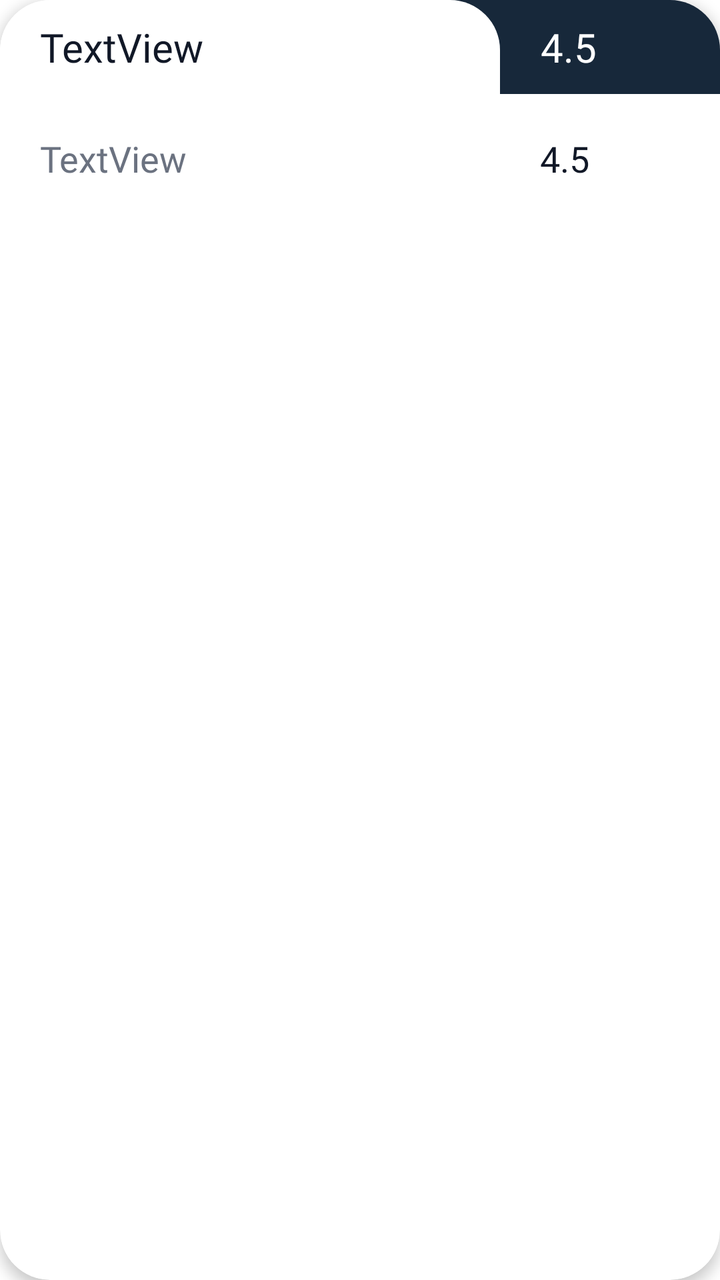
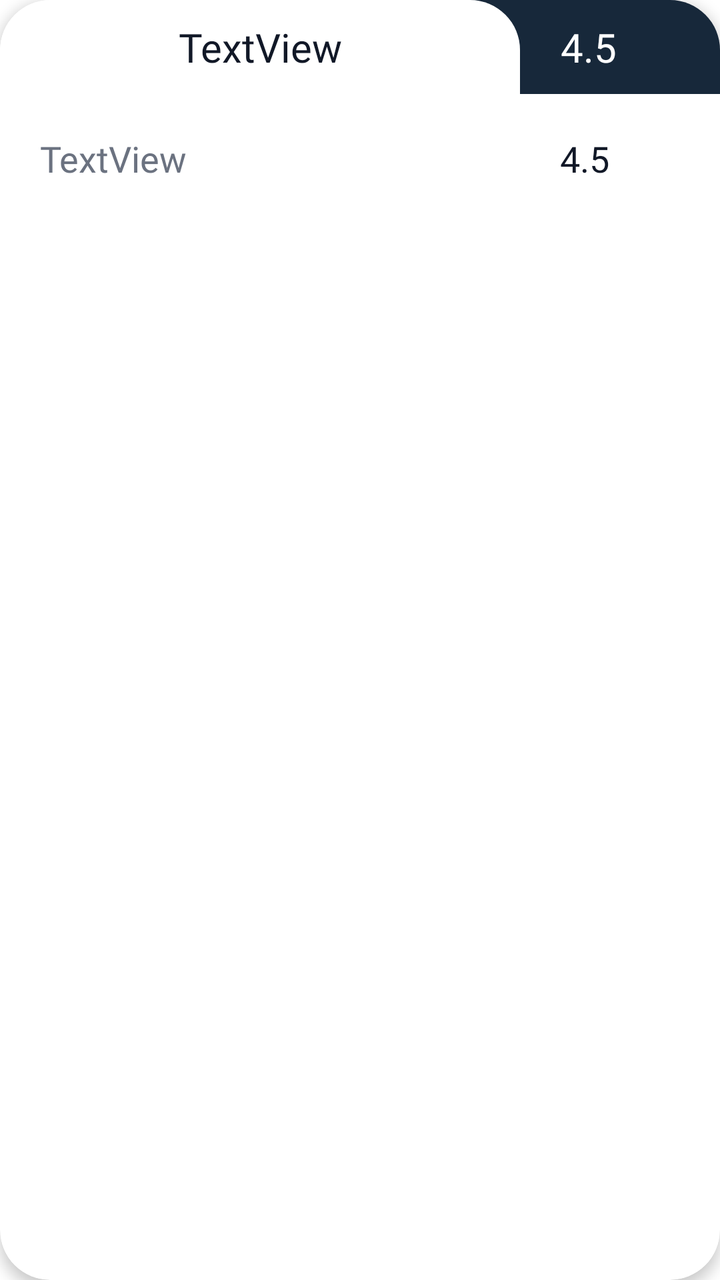

Before-and-after screenshots of an Android layout around one commit, followed by the original layout XML and the change that was made.
<!-- AndroidManifest.xml: application theme Theme.Booka -->
<!-- res/layout/reservation_card.xml -->
<?xml version="1.0" encoding="utf-8"?>
<com.google.android.material.card.MaterialCardView xmlns:android="http://schemas.android.com/apk/res/android"
    xmlns:app="http://schemas.android.com/apk/res-auto"
    android:layout_width="match_parent"
    android:layout_height="wrap_content"
    android:layout_marginHorizontal="30dp"
    android:layout_marginTop="10dp"
    android:layout_marginBottom="8dp"
    android:backgroundTint="@color/booka_background"
    app:cardBackgroundColor="@android:color/white"
    app:cardCornerRadius="25dp"
    app:cardElevation="4dp"
    app:strokeColor="@color/booka_primary"
    app:strokeWidth="0dp">

    <androidx.constraintlayout.widget.ConstraintLayout
        android:id="@+id/bgReviewCard"
        android:layout_width="match_parent"
        android:layout_height="wrap_content">

        <TextView
            android:id="@+id/lblTime"
            android:layout_width="0dp"
            android:layout_height="wrap_content"
            android:layout_marginStart="-25dp"
            android:background="@color/booka_primary"
            android:fontFamily="@font/montserrat_bold"
            android:gravity="center_vertical"
            android:paddingVertical="10dp"
            android:paddingStart="45dp"
            android:paddingEnd="20dp"
            android:text="@string/ejemplo_rating"
            android:textColor="@color/booka_background"
            android:textSize="20sp"
            app:layout_constraintBottom_toBottomOf="@+id/lblReservationBusiness"
            app:layout_constraintEnd_toEndOf="parent"
            app:layout_constraintStart_toEndOf="@+id/lblReservationBusiness"
            app:layout_constraintTop_toTopOf="@+id/lblReservationBusiness" />

        <TextView
            android:id="@+id/lblReservationBusiness"
            android:layout_width="250dp"
            android:layout_height="wrap_content"
            android:background="@drawable/rounded_background_top_25"
            android:backgroundTint="@color/booka_background"
            android:fontFamily="@font/montserrat_bold"
            android:gravity="center_vertical"
            android:paddingHorizontal="20dp"
            android:paddingVertical="10dp"
            android:text="@string/textview"
            android:textColor="@color/booka_text_primary"
            android:textSize="20sp"
            app:layout_constraintStart_toStartOf="parent"
            app:layout_constraintTop_toTopOf="parent" />

        <TextView
            android:id="@+id/lblReservationServiceName"
            android:layout_width="0dp"
            android:layout_height="wrap_content"
            android:fontFamily="@font/montserrat_bold"
            android:gravity="center_vertical"
            android:paddingHorizontal="20dp"
            android:paddingVertical="20dp"
            android:text="@string/textview"
            android:textColor="@color/booka_text_secondary"
            android:textSize="18sp"
            app:layout_constraintEnd_toEndOf="@+id/lblReservationBusiness"
            app:layout_constraintStart_toStartOf="@+id/lblReservationBusiness"
            app:layout_constraintTop_toBottomOf="@+id/lblReservationBusiness" />

        <TextView
            android:id="@+id/lblPrice"
            android:layout_width="0dp"
            android:layout_height="wrap_content"
            android:fontFamily="@font/montserrat_bold"
            android:gravity="center_vertical"
            android:paddingHorizontal="20dp"
            android:paddingVertical="20dp"
            android:text="@string/ejemplo_rating"
            android:textColor="@color/booka_text_primary"
            android:textSize="18sp"
            app:layout_constraintEnd_toEndOf="@+id/lblTime"
            app:layout_constraintStart_toEndOf="@+id/lblReservationBusiness"
            app:layout_constraintTop_toBottomOf="@+id/lblTime" />

    </androidx.constraintlayout.widget.ConstraintLayout>
</com.google.android.material.card.MaterialCardView>
<!-- resources referenced by this layout -->
<resources>
  <color name="booka_background">#FFFFFF</color>
  <color name="booka_primary">#17283A</color>
  <color name="booka_text_primary">#111827</color>
  <color name="booka_text_secondary">#6B7280</color>
  <!-- drawable rounded_background_top_25 (drawable) -->
  <?xml version="1.0" encoding="utf-8"?>
  <shape xmlns:android="http://schemas.android.com/apk/res/android"
      android:shape="rectangle">
      <solid android:color="@color/white" />
      <corners
          android:topLeftRadius="25dp"
          android:topRightRadius="25dp"
          android:bottomLeftRadius="0dp"
          android:bottomRightRadius="0dp" />
  </shape>
  <string name="ejemplo_rating">4.5</string>
  <string name="textview">TextView</string>
  <style name="Theme.Booka" parent="Theme.Material3.DayNight.NoActionBar">
          
          <item name="colorPrimary">@color/booka_primary</item>
          <item name="colorPrimaryVariant">@color/booka_primary_variant</item>
          <item name="colorOnPrimary">@color/white</item>
  
          <item name="colorSecondary">@color/booka_secondary</item>
          <item name="colorOnSecondary">@color/white</item>
  
          
          <item name="android:colorBackground">@color/booka_background</item>
  
          
          <item name="android:textColorPrimary">@color/booka_text_primary</item>
          <item name="android:textColorSecondary">@color/booka_text_secondary</item>
  
          
          <item name="buttonStyle">@style/Widget.Booka.Button</item>
  
          
          <item name="textInputStyle">@style/Widget.Booka.TextInput</item>
  
          
          <item name="bottomNavigationStyle">@style/Widget.Booka.BottomNavigation</item>
      </style>
  <color name="white">#FFFFFF</color>
  <color name="booka_primary_variant">#17183A</color>
  <color name="booka_secondary">#515E6B</color>
  <style name="Widget.Booka.Button" parent="Widget.Material3.Button">
          <item name="backgroundTint">@color/booka_primary</item>
          <item name="android:textColor">@color/white</item>
          <item name="cornerRadius">25dp</item>
      </style>
  <style name="Widget.Booka.TextInput" parent="Widget.Material3.TextInputLayout.OutlinedBox">
          <item name="boxBackgroundColor">@color/white</item>
          <item name="boxStrokeColor">@color/booka_primary</item>
          <item name="hintTextColor">@color/booka_text_secondary</item>
      </style>
  <style name="Widget.Booka.BottomNavigation" parent="Widget.Material3.BottomNavigationView">
          <item name="itemIconTint">@color/selector_bottom_nav</item>
          <item name="itemTextColor">@color/selector_bottom_nav</item>
          <item name="backgroundTint">@color/booka_primary</item>
      </style>
</resources>

<!-- the commit's change to res/layout/reservation_card.xml (unified diff, before → after) -->
@@ -39,17 +39,20 @@
 
         <TextView
             android:id="@+id/lblReservationBusiness"
-            android:layout_width="250dp"
+            android:layout_width="0dp"
             android:layout_height="wrap_content"
+            android:layout_marginEnd="100dp"
             android:background="@drawable/rounded_background_top_25"
             android:backgroundTint="@color/booka_background"
             android:fontFamily="@font/montserrat_bold"
-            android:gravity="center_vertical"
+            android:gravity="center_horizontal|center_vertical"
             android:paddingHorizontal="20dp"
             android:paddingVertical="10dp"
             android:text="@string/textview"
             android:textColor="@color/booka_text_primary"
             android:textSize="20sp"
+            app:layout_constraintEnd_toEndOf="parent"
+            app:layout_constraintHorizontal_bias="0.15"
             app:layout_constraintStart_toStartOf="parent"
             app:layout_constraintTop_toTopOf="parent" />
 
